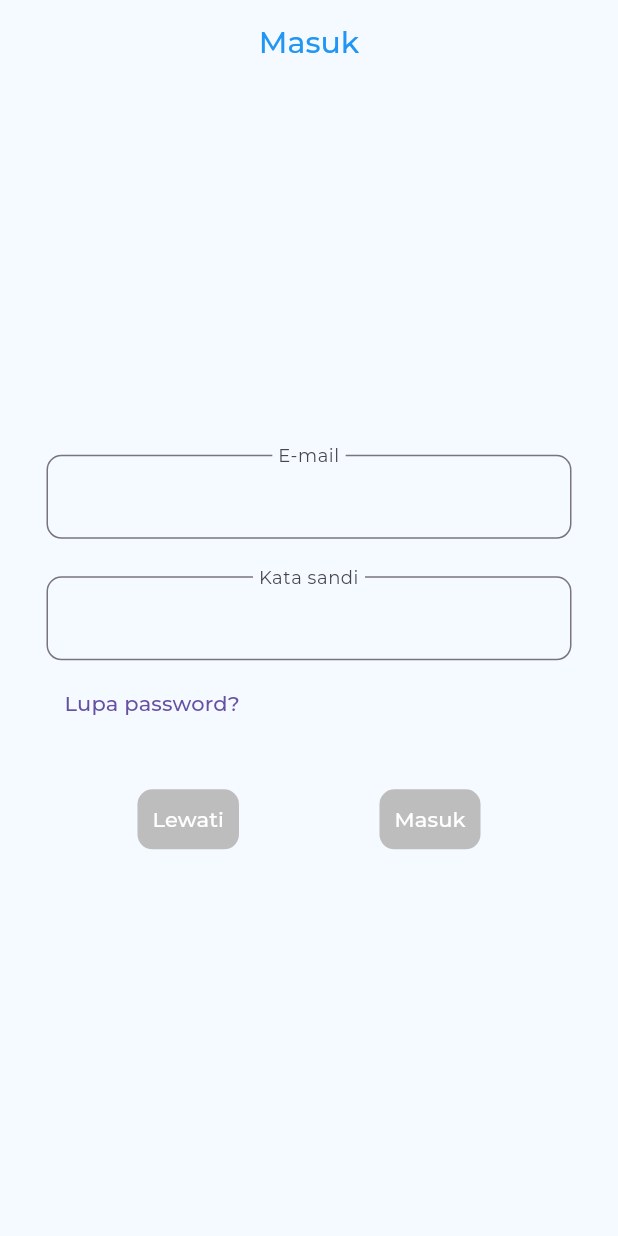
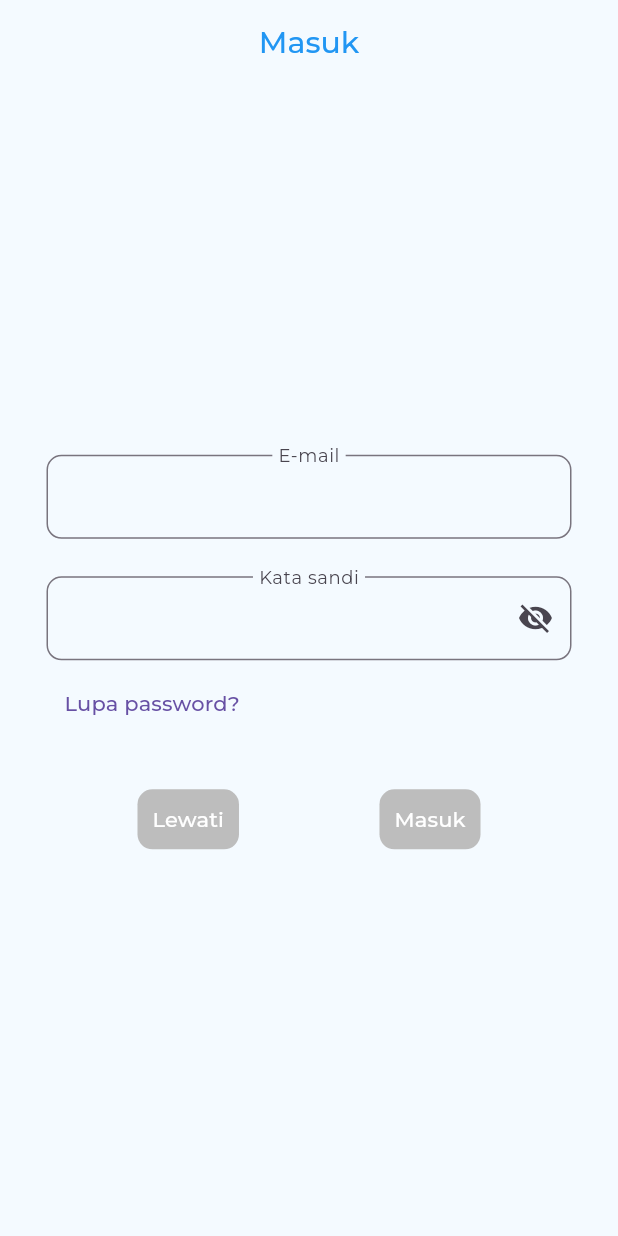
Before and after one commit to ramasii/itemwise, a Flutter app: the screen it shows after launch, on a phone screen of 412 x 824 dp. Run offline on Flutter 3.47's test engine with Material 3 defaults, Android fonts, the phone set to English and light mode, and no system bars; our stand-ins replace currency_text_input_formatter, device_info_plus, image_picker, internet_connection_checker_plus, permission_handler, photo_view and 1 more; missing offline and left inert: currency_formatter, easy_folder_picker, image_size_getter, syncfusion_flutter_xlsio; generated files the repository leaves out were written again.

Commit message:
bisa show password saat login

```diff
--- a/lib/pages/user_page.dart
+++ b/lib/pages/user_page.dart
@@ -22,6 +22,7 @@ class _userPageState extends State<userPage> {
 
   bool emailValid = false;
   bool passwordValid = false;
+  bool showPassword = false;
 
   @override
   void initState() {
@@ -53,7 +54,8 @@ class _userPageState extends State<userPage> {
     }
     return Container(
       padding: const EdgeInsets.fromLTRB(10, 0, 10, 0),
-      child: Column(children: [
+      child: Column(
+        children: [
         Container(
           height: MediaQuery.of(context).size.height * 0.30,
         ),
@@ -289,7 +291,7 @@ class _userPageState extends State<userPage> {
   TextFormField _loginForm(String label, TextEditingController controller) {
     bool isPass = controller == passwordController;
     return TextFormField(
-      textAlign: TextAlign.center,
+      // textAlign: TextAlign.center,
       maxLines: 1,
       controller: controller,
       autovalidateMode: AutovalidateMode.onUserInteraction,
@@ -322,8 +324,8 @@ class _userPageState extends State<userPage> {
         }
       },
       onChanged: (value) {
-        RegExp emailExp =
-            RegExp(r'[a-zA-Z0-9]+\@(gmail|yahoo)\.(com|co(\.\w(\w|\w\w|)|))$');
+        RegExp emailExp = RegExp(r'^[\w\-\.]+@([\w-]+\.)+[\w-]{2,}$');
+        // RegExp(r'[a-zA-Z0-9]+\@(gmail|yahoo)\.(com|co(\.\w(\w|\w\w|)|))$');
         // email
         if (controller == emailController) {
           switch (emailExp.hasMatch(value.trim())) {
@@ -362,10 +364,22 @@ class _userPageState extends State<userPage> {
           }
         }
       },
-      obscureText: isPass && userWise.isLoggedIn == false,
+      obscureText: !showPassword && (isPass && userWise.isLoggedIn == false),
       enabled: userWise.isLoggedIn == false,
       textInputAction: isPass ? TextInputAction.done : TextInputAction.next,
       decoration: InputDecoration(
+          suffixIcon: isPass
+              ? IconButton(
+                  onPressed: () {
+                    setState(() {
+                      showPassword = !showPassword;
+                    });
+                  },
+                  icon: Icon(
+                      showPassword ? Icons.visibility : Icons.visibility_off),
+                  splashRadius: 25,
+                )
+              : null,
           labelText: label,
           floatingLabelBehavior: FloatingLabelBehavior.always,
           border: OutlineInputBorder(
```
